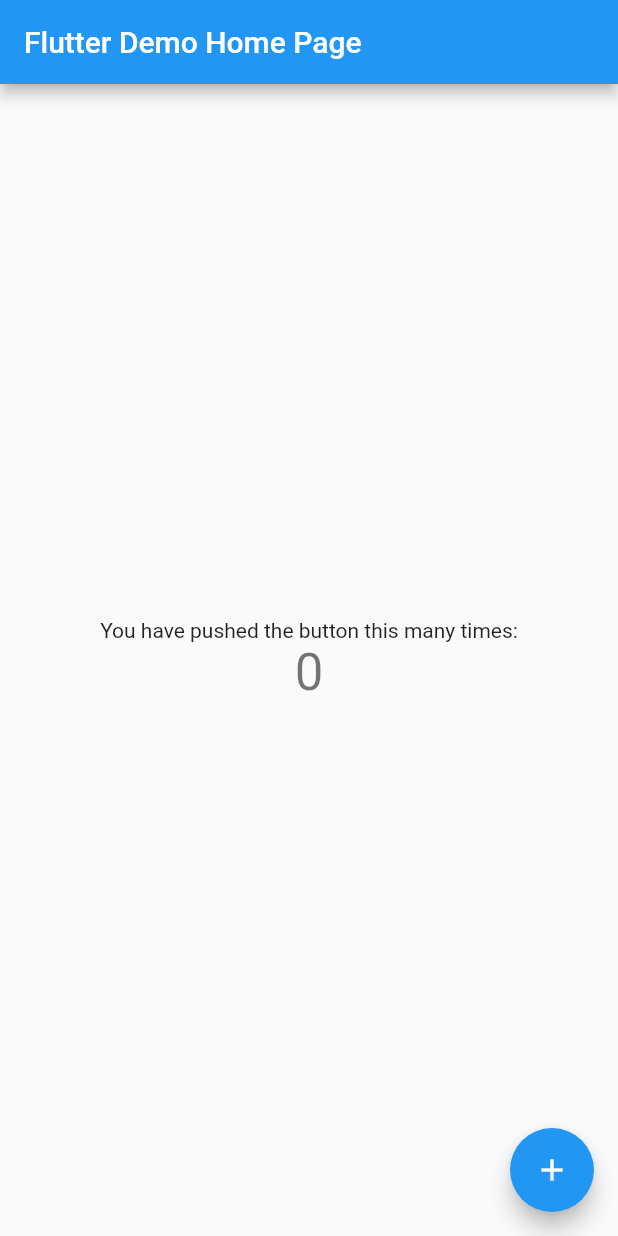
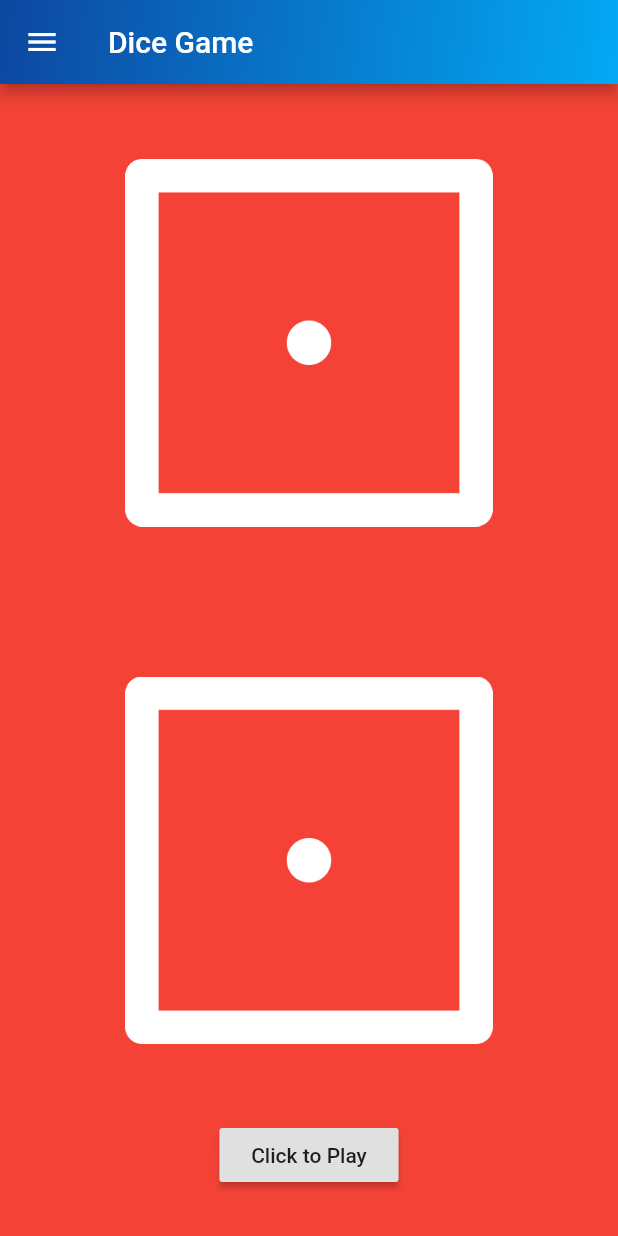
Before and after one commit to smamaHsn/Dice_flutterApplication.SP17-BCS-064, a Flutter app: the screen it shows after launch, on a phone screen of 412 x 824 dp. Run offline on Flutter 3.47's test engine with Material 2 defaults, Android fonts, the phone set to English and light mode, and no system bars.

Commit message:
2 Page added and main page desiged with about us icon

```diff
--- a/lib/main.dart
+++ b/lib/main.dart
@@ -1,117 +1,58 @@
+import 'package:dice_2ndsesional/page1.dart';
+import 'package:dice_2ndsesional/page2.dart';
 import 'package:flutter/material.dart';
 
 void main() {
-  runApp(MyApp());
+  runApp(MaterialApp(
+    home: FirstRoute(),
+  ));
 }
 
-class MyApp extends StatelessWidget {
-  // This widget is the root of your application.
+class FirstRoute extends StatelessWidget{
   @override
   Widget build(BuildContext context) {
     return MaterialApp(
-      title: 'Flutter Demo',
-      theme: ThemeData(
-        // This is the theme of your application.
-        //
-        // Try running your application with "flutter run". You'll see the
-        // application has a blue toolbar. Then, without quitting the app, try
-        // changing the primarySwatch below to Colors.green and then invoke
-        // "hot reload" (press "r" in the console where you ran "flutter run",
-        // or simply save your changes to "hot reload" in a Flutter IDE).
-        // Notice that the counter didn't reset back to zero; the application
-        // is not restarted.
-        primarySwatch: Colors.blue,
-        // This makes the visual density adapt to the platform that you run
-        // the app on. For desktop platforms, the controls will be smaller and
-        // closer together (more dense) than on mobile platforms.
-        visualDensity: VisualDensity.adaptivePlatformDensity,
+      home: SafeArea(
+        child: Scaffold(
+          backgroundColor: Colors.red,
+          appBar: AppBar(
+            title: Text('Dice Game'),
+            flexibleSpace: Container(
+              decoration: BoxDecoration(
+                gradient: LinearGradient(
+                    begin: Alignment.topLeft,
+                    end: Alignment.bottomRight,
+                    colors: <Color>[
+                      Colors.blue.shade900,
+                      Colors.lightBlue
+                    ]
+                ),
+              ),
+            ),
+          ),
+          drawer: Drawer(
+            child: ListView(
+              children: <Widget>[
+                ListTile(
+                  title: SafeArea(
+                    child: Text('About Us',style: TextStyle(
+                        fontSize: 20.0,
+                        fontWeight: FontWeight.w400
+                    ),),
+                  ),
+                  onTap: (){
+                    Navigator.push(
+                      context,
+                      MaterialPageRoute(builder: (context) => SecondRoute()),
+                    );
+                  },
+                ),
+              ],
+            ),
+          ),
+          body: DicePage(),
+        ),
       ),
-      home: MyHomePage(title: 'Flutter Demo Home Page'),
     );
   }
 }
-
-class MyHomePage extends StatefulWidget {
-  MyHomePage({Key key, this.title}) : super(key: key);
-
-  // This widget is the home page of your application. It is stateful, meaning
-  // that it has a State object (defined below) that contains fields that affect
-  // how it looks.
-
-  // This class is the configuration for the state. It holds the values (in this
-  // case the title) provided by the parent (in this case the App widget) and
-  // used by the build method of the State. Fields in a Widget subclass are
-  // always marked "final".
-
-  final String title;
-
-  @override
-  _MyHomePageState createState() => _MyHomePageState();
-}
-
-class _MyHomePageState extends State<MyHomePage> {
-  int _counter = 0;
-
-  void _incrementCounter() {
-    setState(() {
-      // This call to setState tells the Flutter framework that something has
-      // changed in this State, which causes it to rerun the build method below
-      // so that the display can reflect the updated values. If we changed
-      // _counter without calling setState(), then the build method would not be
-      // called again, and so nothing would appear to happen.
-      _counter++;
-    });
-  }
-
-  @override
-  Widget build(BuildContext context) {
-    // This method is rerun every time setState is called, for instance as done
-    // by the _incrementCounter method above.
-    //
-    // The Flutter framework has been optimized to make rerunning build methods
-    // fast, so that you can just rebuild anything that needs updating rather
-    // than having to individually change instances of widgets.
-    return Scaffold(
-      appBar: AppBar(
-        // Here we take the value from the MyHomePage object that was created by
-        // the App.build method, and use it to set our appbar title.
-        title: Text(widget.title),
-      ),
-      body: Center(
-        // Center is a layout widget. It takes a single child and positions it
-        // in the middle of the parent.
-        child: Column(
-          // Column is also a layout widget. It takes a list of children and
-          // arranges them vertically. By default, it sizes itself to fit its
-          // children horizontally, and tries to be as tall as its parent.
-          //
-          // Invoke "debug painting" (press "p" in the console, choose the
-          // "Toggle Debug Paint" action from the Flutter Inspector in Android
-          // Studio, or the "Toggle Debug Paint" command in Visual Studio Code)
-          // to see the wireframe for each widget.
-          //
-          // Column has various properties to control how it sizes itself and
-          // how it positions its children. Here we use mainAxisAlignment to
-          // center the children vertically; the main axis here is the vertical
-          // axis because Columns are vertical (the cross axis would be
-          // horizontal).
-          mainAxisAlignment: MainAxisAlignment.center,
-          children: <Widget>[
-            Text(
-              'You have pushed the button this many times:',
-            ),
-            Text(
-              '$_counter',
-              style: Theme.of(context).textTheme.headline4,
-            ),
-          ],
-        ),
-      ),
-      floatingActionButton: FloatingActionButton(
-        onPressed: _incrementCounter,
-        tooltip: 'Increment',
-        child: Icon(Icons.add),
-      ), // This trailing comma makes auto-formatting nicer for build methods.
-    );
-  }
-}
--- /dev/null
+++ b/lib/page2.dart
@@ -0,0 +1,59 @@
+import 'package:flutter/services.dart';
+import 'package:flutter/cupertino.dart';
+import 'package:flutter/material.dart';
+import 'dart:math';
+
+class DicePage extends StatefulWidget {
+  @override
+  _DicePageState createState() => _DicePageState();
+}
+
+class _DicePageState extends State<DicePage> {
+  var upperDice = 1;
+  var lowerDice = 1;
+
+  void diceOne() {
+    setState(() {
+      upperDice = Random().nextInt(6) + 1;
+      lowerDice = Random().nextInt(6) + 1;
+    });
+  }
+
+  @override
+  Widget build(BuildContext context) {
+    SystemChrome.setPreferredOrientations([
+      DeviceOrientation.portraitUp,
+      DeviceOrientation.portraitDown,
+    ]);
+    return SafeArea(
+      child: Center(
+        child: Column(
+          children: <Widget>[
+            Expanded(
+              child: Padding(
+                padding: const EdgeInsets.all(50.0),
+                child: Image.asset('images/dice$upperDice.png'),
+              ),
+            ),
+            Expanded(
+              child: Padding(
+                padding: const EdgeInsets.all(50.0),
+                child: Image.asset('images/dice$lowerDice.png'),
+              ),
+            ),
+            Container(
+              width: MediaQuery.of(context).size.width * 0.29,
+              margin: EdgeInsets.only(bottom: 30.0),
+              child: RaisedButton(
+                onPressed: (){
+                  diceOne();
+                },
+                child: Text('Click to Play'),
+              ),
+            ),
+          ],
+        ),
+      ),
+    );
+  }
+}
```
Also changed, not shown: lib/page1.dart (added, +63 -0 lines), pubspec.yaml (+13 -57 lines), fonts/BalsamiqSans-Regular.ttf (added), fonts/MetalMania-Regular.ttf (added), fonts/TenaliRamakrishna-Regular.ttf (added), images/dice1.png (added), images/dice2.png (added), images/dice3.png (added), images/dice4.png (added), images/dice5.png (added), images/dice6.png (added), pubspec.lock, 1 other file.
